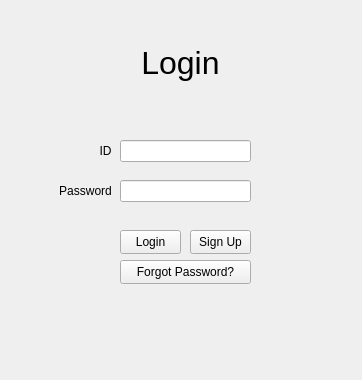
joec2109/OOSD, file OOSD/loginwindow.ui: the form before one commit.
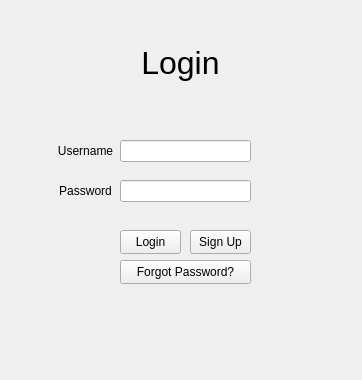
The form after the commit. Icons and pictures are not drawn.

What changed in the file:
```diff
--- a/OOSD/loginwindow.ui
+++ b/OOSD/loginwindow.ui
@@ -91,14 +91,14 @@
    <widget class="QLabel" name="label">
     <property name="geometry">
      <rect>
-      <x>90</x>
+      <x>50</x>
       <y>140</y>
-      <width>31</width>
+      <width>71</width>
       <height>21</height>
      </rect>
     </property>
     <property name="text">
-     <string>ID</string>
+     <string>Username</string>
     </property>
     <property name="alignment">
      <set>Qt::AlignCenter</set>
```
Left out of the diff: 11 changed lines with no effect on the pictures.
